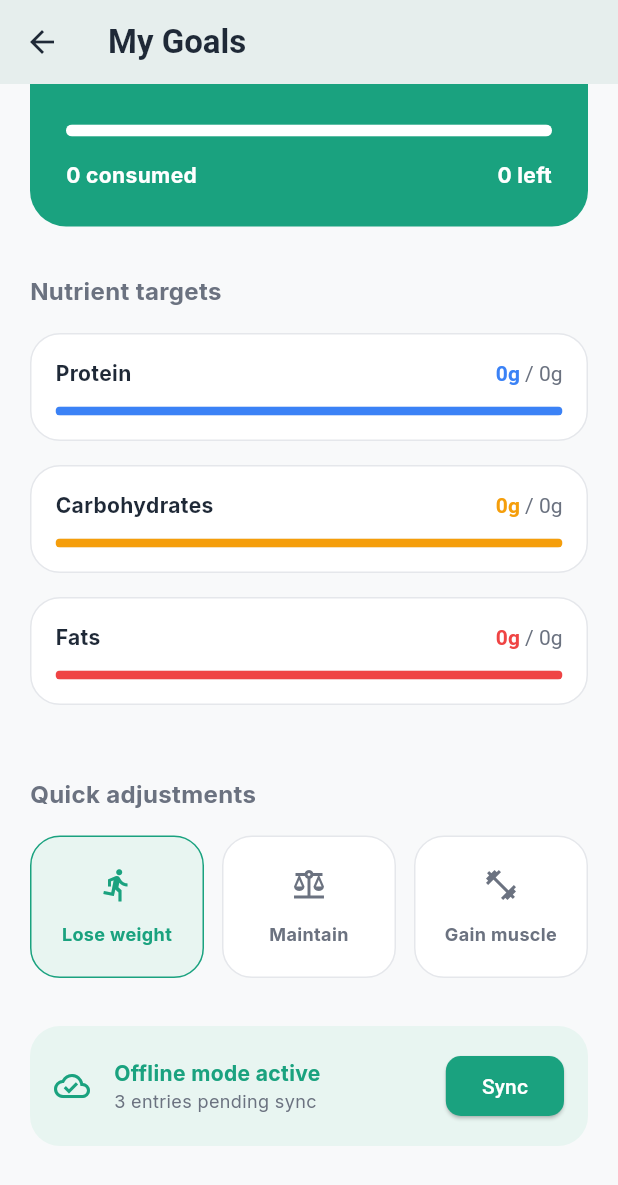
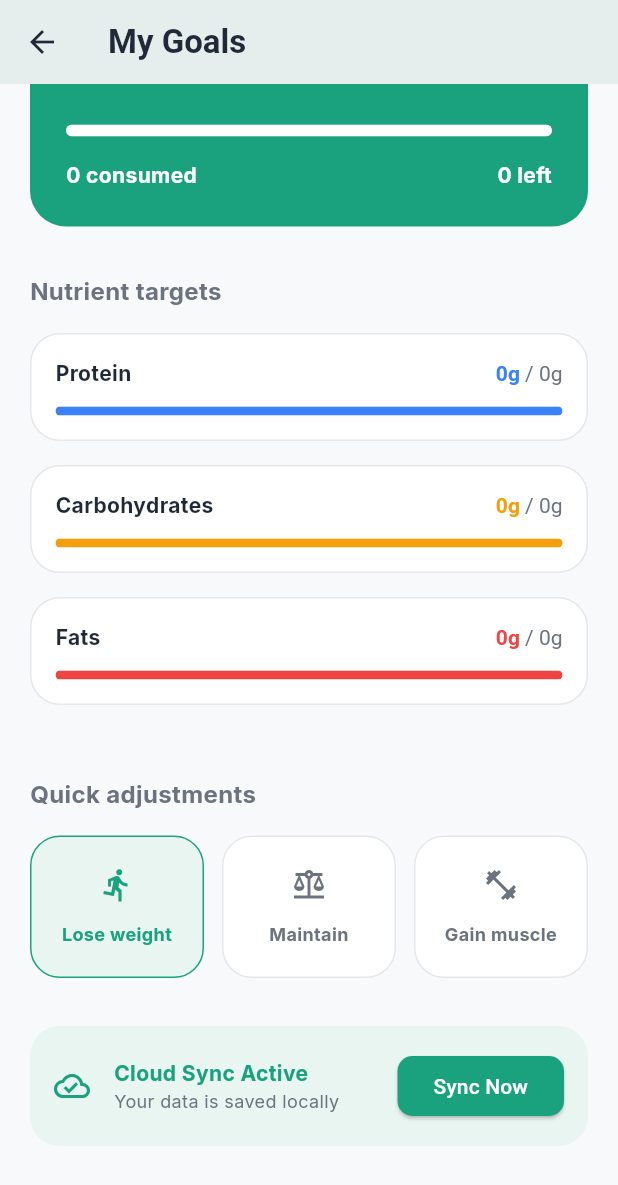
Before and after one commit to Dhruvam23IT131/MAD_External, a Flutter app: the ProfileScreen screen opened directly, scrolled down 136 dp, on a phone screen of 412 x 824 dp. Shown: the top 1185 px of the screen. Run offline on Flutter 3.47's test engine with Material 3 defaults, Android fonts, the phone set to English and light mode, and no system bars; our stand-ins replace cloud_firestore, connectivity_plus, firebase_core, fl_chart, flutter_dotenv, google_fonts and 1 more; accounts and stored records are empty.

Commit message:
Offline Storage & Final Enhancements

```diff
--- a/meal_planner/lib/providers/providers.dart
+++ b/meal_planner/lib/providers/providers.dart
@@ -22,6 +22,7 @@ class FoodProvider with ChangeNotifier {
   Future<void> addCustomFood(FoodItem food) async {
     await DatabaseHelper.instance.insertFoodItem(food);
     await fetchFoods();
+    FirebaseService.instance.syncCustomFood(food);
   }
 }
 
@@ -124,5 +125,6 @@ class UserProfileProvider with ChangeNotifier {
     final box = await Hive.openBox(profileBoxName);
     await box.put('current_profile', profile.toMap());
     notifyListeners();
+    FirebaseService.instance.syncUserProfile(profile);
   }
 }
--- a/meal_planner/lib/screens/profile/profile_screen.dart
+++ b/meal_planner/lib/screens/profile/profile_screen.dart
@@ -170,29 +170,36 @@ class _ProfileScreenState extends State<ProfileScreen> {
   }
 
   Widget _buildOfflineSyncCard() {
+    return FutureBuilder<bool>(
+      future: FirebaseService.instance.isOnline(),
+      builder: (context, snapshot) {
+        final online = snapshot.data ?? true;
         return Container(
           padding: const EdgeInsets.all(16),
-      decoration: BoxDecoration(color: AppColors.primaryLight, borderRadius: BorderRadius.circular(20)),
+          decoration: BoxDecoration(color: online ? AppColors.primaryLight : Colors.grey[200], borderRadius: BorderRadius.circular(20)),
           child: Row(
             children: [
-          const Icon(Icons.cloud_done_outlined, color: AppColors.primary),
+              Icon(online ? Icons.cloud_done_outlined : Icons.cloud_off_outlined, color: online ? AppColors.primary : Colors.grey),
               const SizedBox(width: 16),
               Expanded(
                 child: Column(
                   crossAxisAlignment: CrossAxisAlignment.start,
-              children: const [
-                Text('Offline mode active', style: TextStyle(fontWeight: FontWeight.bold, color: AppColors.primary)),
-                Text('3 entries pending sync', style: TextStyle(color: AppColors.textSecondary, fontSize: 12)),
+                  children: [
+                    Text(online ? 'Cloud Sync Active' : 'Offline Mode Active', style: TextStyle(fontWeight: FontWeight.bold, color: online ? AppColors.primary : Colors.grey[800])),
+                    const Text('Your data is saved locally', style: TextStyle(color: AppColors.textSecondary, fontSize: 12)),
                   ],
                 ),
               ),
+              if (online)
                 ElevatedButton(
                   onPressed: () => FirebaseService.instance.syncMealLogs(),
                   style: ElevatedButton.styleFrom(backgroundColor: AppColors.primary, foregroundColor: Colors.white, shape: RoundedRectangleBorder(borderRadius: BorderRadius.circular(10))),
-            child: const Text('Sync'),
+                  child: const Text('Sync Now'),
                 ),
             ],
           ),
+        );
+      }
     );
   }
 
```
Also changed, not shown: meal_planner/lib/core/firebase_service.dart (+37 -14 lines), meal_planner/lib/widgets/widgets.dart (+59 -42 lines). Lines whose indentation alone changed are shown as unchanged.
